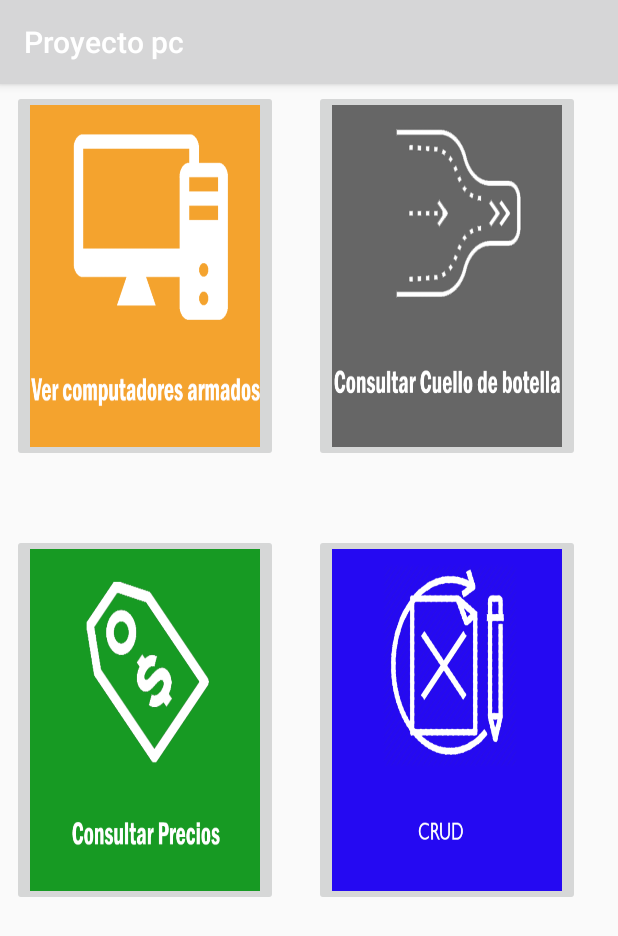
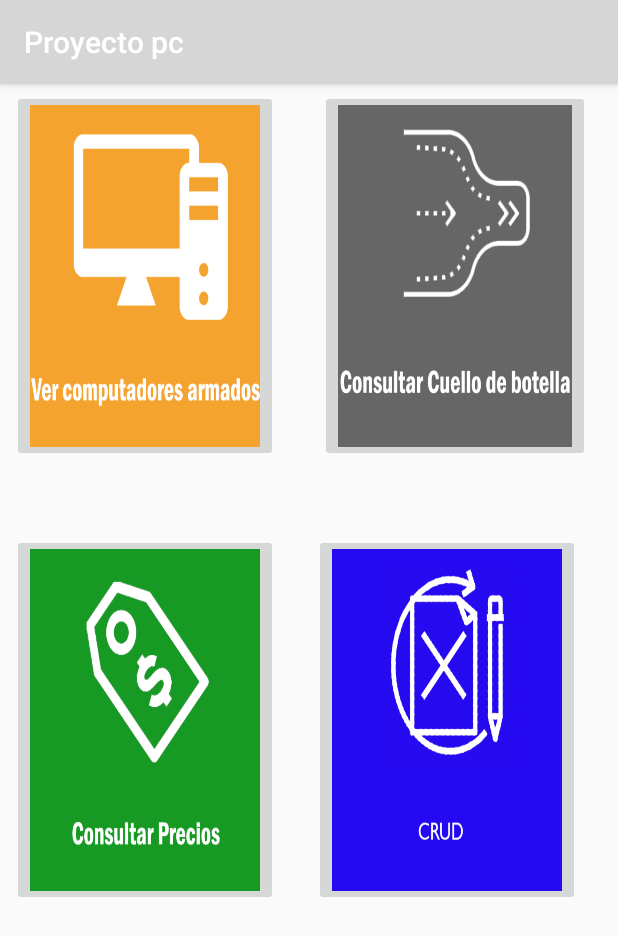
Before and after one commit to anderson-alcantara/android, an Android app: the screen it shows after launch (MenuActivity), on a phone screen of 412 x 824 dp. Shown: the top 936 px of the screen. Run offline under Robolectric (Android 15) with nearby library versions, the light colour scheme and no system bars.

Commit message:
se cambia la linea de comandos 2

```diff
--- a/app/src/main/res/layout/activity_menu.xml
+++ b/app/src/main/res/layout/activity_menu.xml
@@ -8,9 +8,9 @@
 
     <ImageButton
         android:id="@+id/btnneck"
-        android:layout_width="177dp"
+        android:layout_width="180dp"
         android:layout_height="248dp"
-        android:layout_marginStart="24dp"
+        android:layout_marginStart="28dp"
         android:layout_marginLeft="24dp"
         android:layout_marginTop="4dp"
         android:scaleType="fitXY"
```
